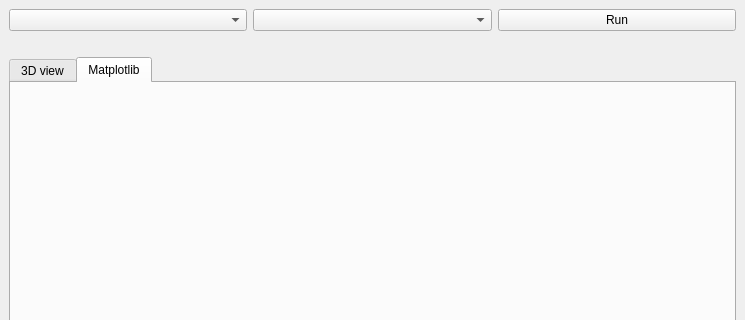
Before: the Qt Designer form cv2/main_window.ui in trnila/biological_algorithms, drawn with Qt 5; both pictures show x 0 to 745 and y 0 to 320 of the 745 by 513 pixel window.
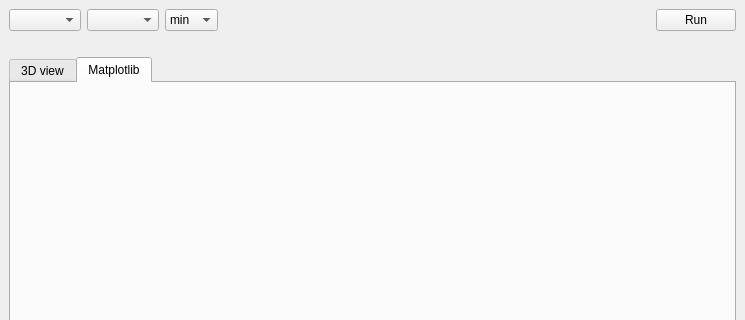
After: the same form once the commit is applied. The open tabs and pages were chosen to show the change.

Commit message: lab2: find min/max

Patch:
```diff
--- a/cv2/main_window.ui
+++ b/cv2/main_window.ui
@@ -17,19 +17,9 @@
    <layout class="QVBoxLayout" name="verticalLayout">
     <item>
      <layout class="QGridLayout" name="gridLayout">
-      <item row="0" column="1">
-       <widget class="QComboBox" name="algorithm"/>
-      </item>
       <item row="0" column="0">
        <widget class="QComboBox" name="functions"/>
       </item>
-      <item row="0" column="2">
-       <widget class="QPushButton" name="pushButton">
-        <property name="text">
-         <string>Run</string>
-        </property>
-       </widget>
-      </item>
       <item row="1" column="0" colspan="2">
        <widget class="QLabel" name="result">
         <property name="text">
@@ -37,6 +27,43 @@
         </property>
        </widget>
       </item>
+      <item row="0" column="1">
+       <widget class="QComboBox" name="algorithm"/>
+      </item>
+      <item row="0" column="4">
+       <widget class="QPushButton" name="pushButton">
+        <property name="text">
+         <string>Run</string>
+        </property>
+       </widget>
+      </item>
+      <item row="0" column="2">
+       <widget class="QComboBox" name="minMax">
+        <item>
+         <property name="text">
+          <string>min</string>
+         </property>
+        </item>
+        <item>
+         <property name="text">
+          <string>max</string>
+         </property>
+        </item>
+       </widget>
+      </item>
+      <item row="0" column="3">
+       <spacer name="horizontalSpacer">
+        <property name="orientation">
+         <enum>Qt::Horizontal</enum>
+        </property>
+        <property name="sizeHint" stdset="0">
+         <size>
+          <width>40</width>
+          <height>20</height>
+         </size>
+        </property>
+       </spacer>
+      </item>
      </layout>
     </item>
     <item>
@@ -45,7 +72,7 @@
     <item>
      <widget class="QTabWidget" name="tabWidget">
       <property name="currentIndex">
-       <number>0</number>
+       <number>1</number>
       </property>
       <widget class="QWidget" name="tab">
        <attribute name="title">
@@ -71,16 +98,6 @@
     </item>
    </layout>
   </widget>
-  <widget class="QMenuBar" name="menubar">
-   <property name="geometry">
-    <rect>
-     <x>0</x>
-     <y>0</y>
-     <width>745</width>
-     <height>20</height>
-    </rect>
-   </property>
-  </widget>
   <widget class="QStatusBar" name="statusbar"/>
  </widget>
  <resources/>
```
The commit also changes 2 other files.
